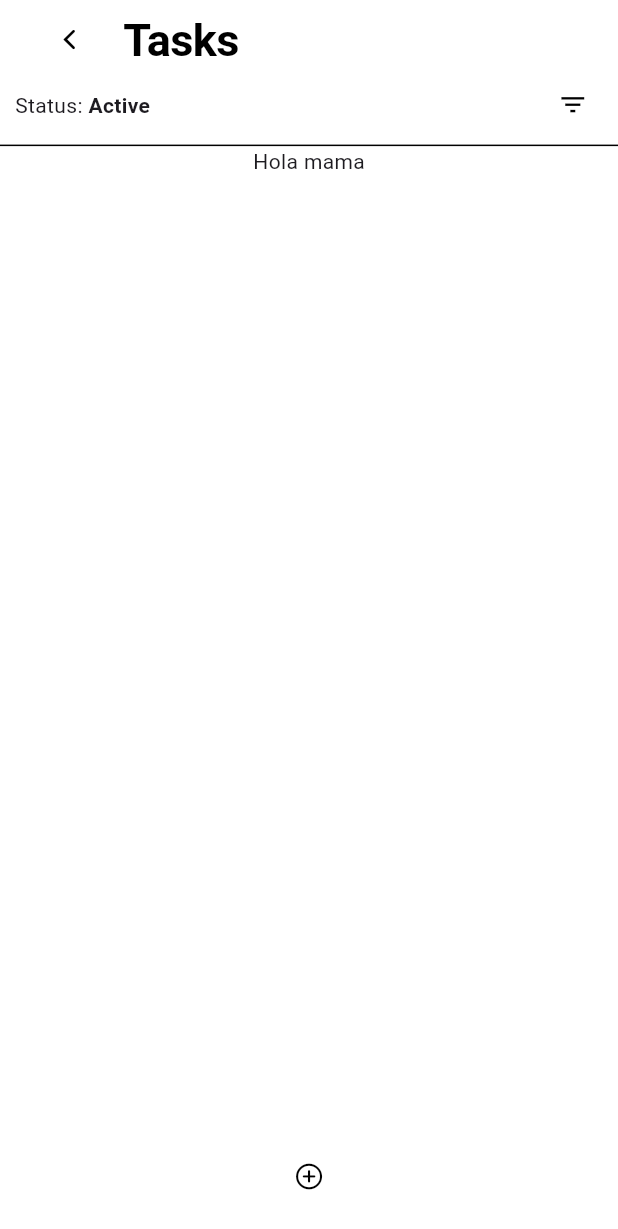
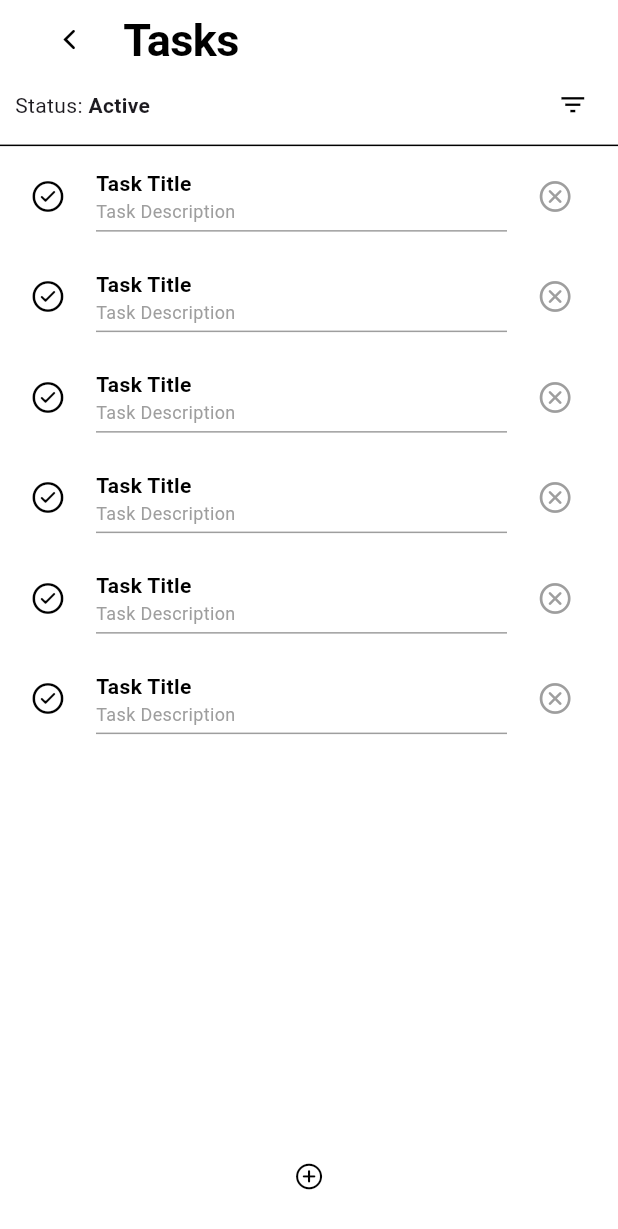
Before and after one commit to Deghim/Flutter_ToDoList, a Flutter app: the Taskspage screen opened directly, on a phone screen of 412 x 824 dp. Shown: the top 1229 px of the screen. Run offline on Flutter 3.47's test engine with Material 3 defaults, Android fonts, the phone set to English and light mode, and no system bars.

Commit message:
Creacion de la lista de tasks

```diff
--- a/todolist/lib/screens/taskspage.dart
+++ b/todolist/lib/screens/taskspage.dart
@@ -1,6 +1,7 @@
 import 'package:flutter/cupertino.dart';
 import 'package:flutter/material.dart';
 import 'package:todolist/widgets/filterbar.dart';
+import 'package:todolist/widgets/task.dart';
 
 class Taskspage extends StatefulWidget {
   const Taskspage({super.key});
@@ -10,6 +11,9 @@ class Taskspage extends StatefulWidget {
 }
 
 class _TaskspageState extends State<Taskspage> {
+  // Todo: Modificar la lista para las tasks
+  final List<Task> tasks = [Task(), Task(), Task(), Task(), Task(), Task()];
+
   @override
   Widget build(BuildContext context) {
     return Scaffold(
@@ -31,7 +35,18 @@ class _TaskspageState extends State<Taskspage> {
       ),
       body: SafeArea(
         child: Column(
-          children: [Filterbar(), Expanded(child: Text("Hola mama"))],
+          children: [
+            Filterbar(),
+            Expanded(
+              child: ListView.builder(
+                physics: BouncingScrollPhysics(),
+                itemCount: tasks.length,
+                itemBuilder: (context, index) {
+                  return Task();
+                },
+              ),
+            ),
+          ],
         ),
       ),
       bottomNavigationBar: BottomAppBar(
--- /dev/null
+++ b/todolist/lib/widgets/task.dart
@@ -0,0 +1,63 @@
+import 'package:flutter/cupertino.dart';
+import 'package:flutter/material.dart';
+
+class Task extends StatelessWidget {
+  const Task({super.key});
+
+  @override
+  Widget build(BuildContext context) {
+    return Material(
+      color: Colors.transparent,
+      child: Padding(
+        padding: EdgeInsets.all(10),
+        child: Row(
+          children: [
+            SizedBox(width: 10),
+            GestureDetector(
+              child: Icon(
+                CupertinoIcons.checkmark_alt_circle,
+                color: Theme.of(context).focusColor,
+                size: 24,
+              ),
+              onTap: () {},
+            ),
+            Expanded(
+              child: Padding(
+                padding: EdgeInsets.symmetric(horizontal: 20),
+                child: Column(
+                  crossAxisAlignment: CrossAxisAlignment.start,
+                  children: [
+                    SizedBox(height: 5),
+                    Text(
+                      "Task Title",
+                      style: TextStyle(
+                        color: Colors.black,
+                        fontWeight: FontWeight.bold,
+                        fontSize: 14,
+                      ),
+                    ),
+                    Text(
+                      "Task Description",
+                      style: TextStyle(color: Colors.grey, fontSize: 12),
+                    ),
+                    SizedBox(height: 4),
+                    Container(height: 1, color: Colors.grey),
+                  ],
+                ),
+              ),
+            ),
+            GestureDetector(
+              onTap: () {},
+              child: Icon(
+                CupertinoIcons.xmark_circle,
+                color: Colors.grey,
+                size: 24,
+              ),
+            ),
+            SizedBox(width: 20),
+          ],
+        ),
+      ),
+    );
+  }
+}
```
